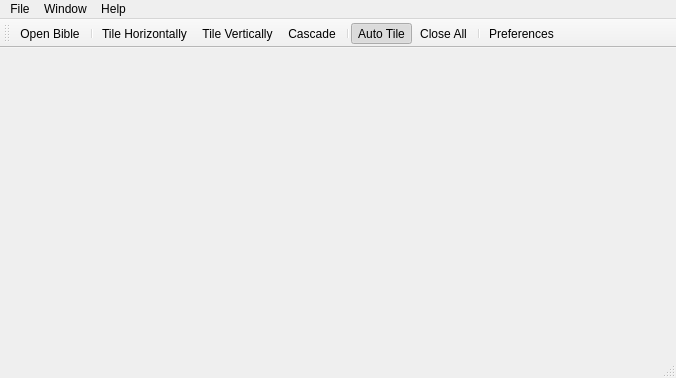
Above: mainwindow.ui from jfesh95/aletheia before the change. Below: the same form after it.
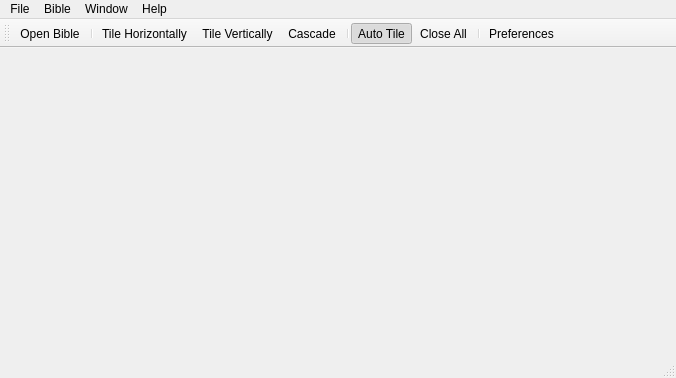
That is the form after the change. Icons and pictures are not drawn.

```diff
--- a/mainwindow.ui
+++ b/mainwindow.ui
@@ -27,7 +27,7 @@
      <x>0</x>
      <y>0</y>
      <width>676</width>
-     <height>25</height>
+     <height>21</height>
     </rect>
    </property>
    <widget class="QMenu" name="menuFile">
@@ -59,7 +59,14 @@
     <addaction name="actionAuto_Tile"/>
     <addaction name="actionClose_All"/>
    </widget>
+   <widget class="QMenu" name="menuBibles">
+    <property name="title">
+     <string>Bible</string>
+    </property>
+    <addaction name="actionOpen_Bible"/>
+   </widget>
    <addaction name="menuFile"/>
+   <addaction name="menuBibles"/>
    <addaction name="menuWindow"/>
    <addaction name="menuHelp"/>
   </widget>
```
Left out of the diff: 2 changed lines with no effect on the pictures.
